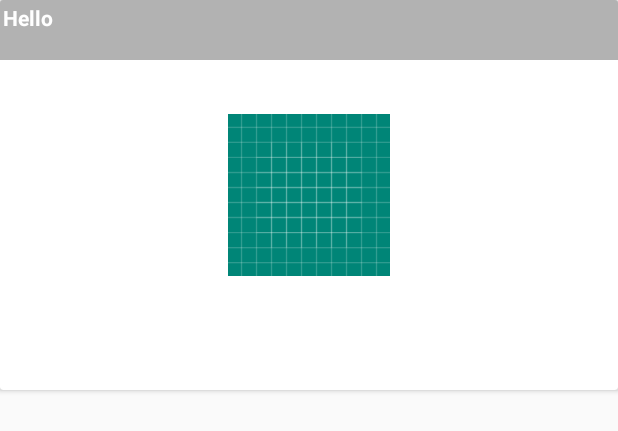
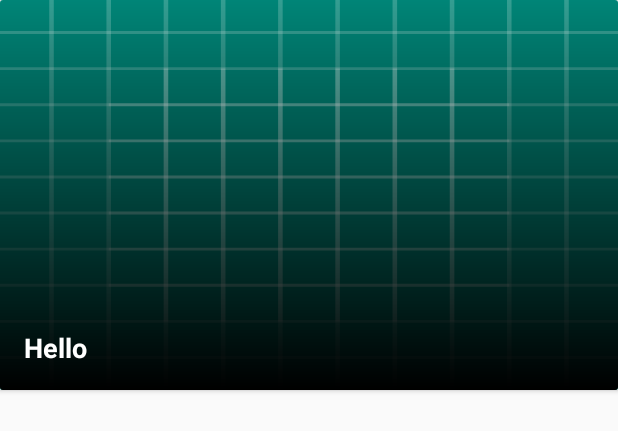
Before and after one commit to Abdelaty/CAN2019, an Android app: the layout news_item_rv.xml on its own in the app's theme, with its tools: preview values and no code run, on a phone screen of 412 x 824 dp. Shown: the top 431 px of the screen. Run offline under Robolectric (Android 15) with nearby library versions, the phone set to English and light mode, and no system bars.

Commit message:
fix some error

```diff
--- a/app/build.gradle
+++ b/app/build.gradle
@@ -9,6 +9,7 @@ android {
         }
     }
     compileSdkVersion 28
+    buildToolsVersion '28.0.3'
     defaultConfig {
         applicationId "com.example.myapplication"
         minSdkVersion 15
@@ -40,27 +41,31 @@ android {
 }
 
 dependencies {
-    implementation 'com.google.firebase:firebase-core:16.0.7'
-    implementation 'com.google.android.gms:play-services-ads:17.1.3'
     implementation fileTree(include: ['*.jar'], dir: 'libs')
     implementation 'com.android.support:appcompat-v7:28.0.0'
+    implementation 'com.android.support:design:28.0.0'
+    implementation 'com.android.support:recyclerview-v7:28.0.0'
     implementation 'com.android.support.constraint:constraint-layout:1.1.3'
     testImplementation 'junit:junit:4.12'
     androidTestImplementation 'com.android.support.test:runner:1.0.2'
     androidTestImplementation 'com.android.support.test.espresso:espresso-core:3.0.2'
     implementation files('libs/unirest-java-1.4.9.jar')
     implementation 'com.google.code.gson:gson:2.8.5'
-    implementation 'com.squareup.retrofit2:retrofit:2.5.0'
-    implementation 'com.squareup.retrofit2:converter-gson:2.4.0'
     implementation 'org.apache.httpcomponents:httpclient-android:4.3.5.1'
     implementation 'com.squareup.okhttp:okhttp:2.0.0'
-    implementation 'com.google.code.gson:gson:2.8.5'
-    implementation 'com.android.support:design:28.0.0'
+    implementation 'com.google.android.gms:play-services-ads:17.1.3'
+    //Glide
     implementation 'com.github.bumptech.glide:glide:4.6.1'
-    implementation 'com.android.support:recyclerview-v7:28.0.0'
+    //Volley
+    implementation 'com.android.volley:volley:1.1.0'
+    //Retrofit
+    implementation 'com.squareup.retrofit2:retrofit:2.5.0'
+    implementation 'com.squareup.retrofit2:converter-gson:2.5.0'
+    //FireBase
     implementation 'com.firebase:firebase-client-android:2.5.2'
-    implementation 'com.android.volley:volley:1.1.0'
+    implementation 'com.google.firebase:firebase-core:16.0.7'
     implementation 'com.google.firebase:firebase-database:16.0.6'
+    //Room
     implementation 'android.arch.persistence.room:runtime:1.1.1'
     annotationProcessor 'android.arch.persistence.room:compiler:1.1.1'
 }
--- a/app/src/main/java/com/example/myapplication/Activites/SplashActivity.java
+++ b/app/src/main/java/com/example/myapplication/Activites/SplashActivity.java
@@ -15,7 +15,9 @@ public class SplashActivity extends Activity {
         super.onCreate(savedInstanceState);
         setContentView(R.layout.activity_splash);
 
+//        new BackgroundSplashTask();
         new BackgroundSplashTask().execute();
+
 
     }
 
--- a/app/src/main/java/com/example/myapplication/Login.java
+++ b/app/src/main/java/com/example/myapplication/Login.java
@@ -94,6 +94,7 @@ public class Login extends AppCompatActivity {
 
                     RequestQueue rQueue = Volley.newRequestQueue(Login.this);
                     rQueue.add(request);
+
                 }
             }
         });
--- /dev/null
+++ b/app/src/main/res/drawable/bottom_shadow.xml
@@ -0,0 +1,8 @@
+<?xml version="1.0" encoding="utf-8"?>
+<shape xmlns:android="http://schemas.android.com/apk/res/android">
+    <gradient
+        android:angle="270"
+        android:dither="true"
+        android:endColor="#000"
+        android:startColor="@android:color/transparent" />
+</shape>
--- a/app/src/main/res/layout/news_item_rv.xml
+++ b/app/src/main/res/layout/news_item_rv.xml
@@ -10,40 +10,28 @@
     android:scrollbars="none"
     tools:targetApi="lollipop">
 
-    <RelativeLayout
+    <ImageView
+        android:id="@+id/news_image"
         android:layout_width="match_parent"
-        android:layout_height="wrap_content">
+        android:layout_height="match_parent"
+        android:contentDescription="@string/news_image"
+        android:scaleType="fitXY"
+        android:src="@drawable/ic_launcher_background" />
 
     <ImageView
-            android:id="@+id/news_image"
-            android:layout_width="fill_parent"
-            android:layout_height="fill_parent"
-            android:adjustViewBounds="true"
-            android:contentDescription="@string/news_image"
-            android:cropToPadding="true"
-            android:scaleType="center"
-            android:src="@drawable/ic_launcher_background" />
-
-
-    </RelativeLayout>
-
-    <RelativeLayout
         android:layout_width="match_parent"
-
-        android:layout_height="40dp"
-        android:layout_below="@+id/news_image"
-        android:background="#80666666">
+        android:layout_height="match_parent"
+        android:background="@drawable/bottom_shadow" />
 
     <TextView
         android:id="@+id/news_title"
         android:layout_width="match_parent"
-            android:layout_height="match_parent"
-            android:layout_alignParentBottom="true"
-            android:layout_centerHorizontal="true"
-            android:layout_centerVertical="true"
-            android:layout_margin="2dp"
+        android:layout_height="wrap_content"
+        android:layout_gravity="bottom"
+        android:padding="16dp"
         android:text="@string/news_title"
         android:textColor="#FFFFFF"
+        android:textSize="18sp"
         android:textStyle="bold" />
-    </RelativeLayout>
+
 </android.support.v7.widget.CardView>
--- a/app/src/main/res/values/styles.xml
+++ b/app/src/main/res/values/styles.xml
@@ -1,7 +1,7 @@
 <resources>
 
     <!-- Base application theme. -->
-    <style name="AppTheme" parent="Theme.AppCompat.Light.DarkActionBar">
+    <style name="AppTheme" parent="Base.Theme.AppCompat.Light.DarkActionBar">
         <!-- Customize your theme here. -->
         <item name="colorPrimary">@color/colorPrimary</item>
         <item name="colorPrimaryDark">@color/colorPrimaryDark</item>
--- a/build.gradle
+++ b/build.gradle
@@ -15,14 +15,16 @@ buildscript {
 }
 ext
         {
-    buildToolsVersion = "25.0.2"
-    supportLibVersion = "25.3.1"
-    archRoomVersion = "1.0.0-alpha1"
-}
+            buildToolsVersion = "28.0.0"
+            supportLibVersion = "28.0.0"
+            archRoomVersion = "1.1.1"
+        }
 allprojects {
     configurations.matching { it.name == '_internal_aapt2_binary' }.all { config ->
         config.resolutionStrategy.eachDependency { details ->
-            details.useVersion("3.5.0-alpha03-5252756")}}
+            details.useVersion("3.5.0-alpha03-5252756")
+        }
+    }
     repositories {
         google()
         jcenter()
--- a/gradle.properties
+++ b/gradle.properties
@@ -11,4 +11,4 @@ org.gradle.jvmargs=-Xmx1536m
 # This option should only be used with decoupled projects. More details, visit
 # http://www.gradle.org/docs/current/userguide/multi_project_builds.html#sec:decoupled_projects
 # org.gradle.parallel=true
-android.enableAapt2=false
+#android.enableAapt2=false
```
Lines whose indentation alone changed are shown as unchanged.
